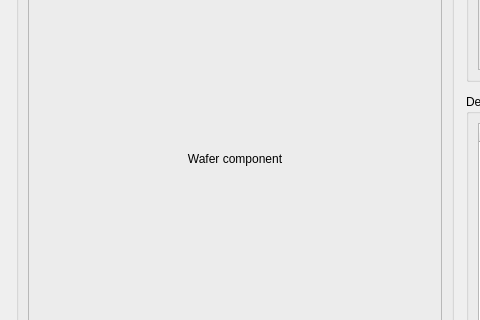
Before: the Qt Designer form frontend/ui/pages/results_page.ui in Origamiat/Scatterometer, drawn with Qt 5; both pictures show x 0 to 480 and y 217 to 537 of the 920 by 700 pixel window.
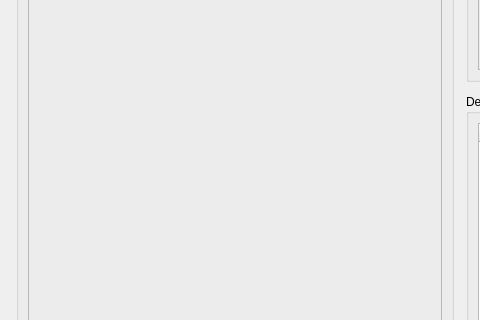
After: the same form once the commit is applied.

The edit to the form file:
```diff
--- a/frontend/ui/pages/results_page.ui
+++ b/frontend/ui/pages/results_page.ui
@@ -102,18 +102,7 @@
           <property name="frameShape">
            <enum>QFrame::Shape::StyledPanel</enum>
           </property>
-          <layout class="QVBoxLayout" name="layout_results_wafer_map">
-           <item>
-            <widget class="QLabel" name="lbl_res_map_placeholder">
-             <property name="text">
-              <string>Wafer component</string>
-             </property>
-             <property name="alignment">
-              <set>Qt::AlignmentFlag::AlignCenter</set>
-             </property>
-            </widget>
-           </item>
-          </layout>
+          <layout class="QVBoxLayout" name="layout_results_wafer_map"/>
          </widget>
         </item>
        </layout>
```
Left out of the diff: 4 changed lines with no effect on the pictures.
